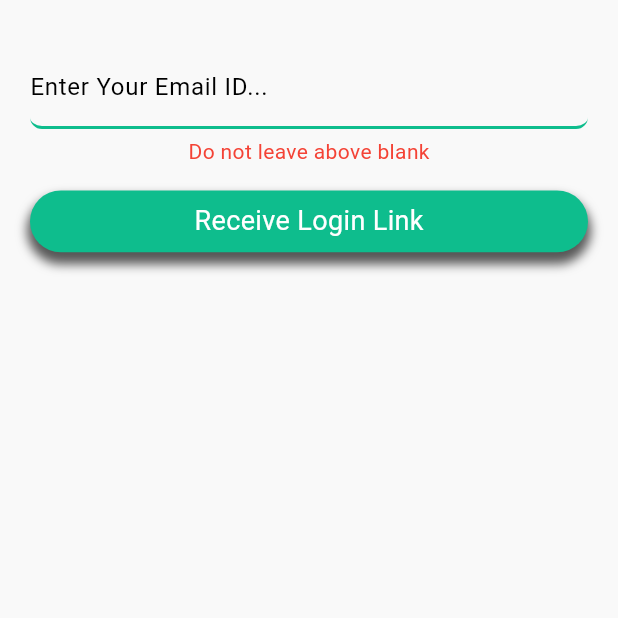
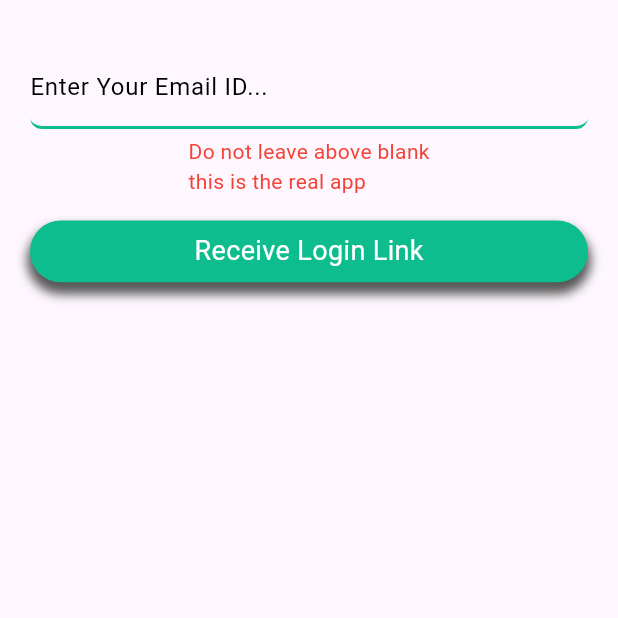
Before and after one commit to JackitudilinksG/cisf-app, a Flutter app: the screen it shows after launch, on a phone screen of 412 x 824 dp, the top half of it. Run offline on Flutter 3.47's test engine with Material 3 defaults, Android fonts, the phone set to English and light mode, and no system bars; our stand-ins replace geolocator, supabase_flutter; missing offline and left inert: flutter_barcode_scanner, mobile_scanner; accounts and stored records are empty; Roboto replaces fonts that are missing (Readex Pro).

Commit message:
isolated pages and tested each, the demo app works but the main app doesnt work yet

```diff
--- a/cisf-app-folder/lib/home.dart
+++ b/cisf-app-folder/lib/home.dart
@@ -55,12 +55,6 @@ class _MyHomePageState extends State<MyHomePage> {
 
   @override
   Widget build(BuildContext context) {
-    // This method is rerun every time setState is called, for instance as done
-    // by the _incrementCounter method above.
-    //
-    // The Flutter framework has been optimized to make rerunning build methods
-    // fast, so that you can just rebuild anything that needs updating rather
-    // than having to individually change instances of widgets.
     return Scaffold(
 
       body: SafeArea(
--- a/cisf-app-folder/lib/main.dart
+++ b/cisf-app-folder/lib/main.dart
@@ -5,61 +5,39 @@ import 'package:flutter_supabase_test/home.dart';
 import 'package:supabase_flutter/supabase_flutter.dart';
 
 void main() async {
-
   await Supabase.initialize(
     url: 'https://aurbkjxpkigrffqylkce.supabase.co',
     anonKey: 'eyJhbGciOiJIUzI1NiIsInR5cCI6IkpXVCJ9.eyJpc3MiOiJzdXBhYmFzZSIsInJlZiI6ImF1cmJranhwa2lncmZmcXlsa2NlIiwicm9sZSI6ImFub24iLCJpYXQiOjE3MDcxMDY1NjUsImV4cCI6MjAyMjY4MjU2NX0.R9-GNk7fI_1c-uX0zfKg6aHsgIUftSu_uVGjWzQSXgw',
   );
   runApp(const MyApp());
 }
-
 final SupabaseClient client = Supabase.instance.client;
 
-class MyApp extends StatelessWidget {
+class MyApp extends StatefulWidget {
   const MyApp({super.key});
 
-  // This widget is the root of your application.
   @override
-  Widget build(BuildContext context) {
-    return MaterialApp(
-      title: 'CISF',
-      theme: ThemeData(
-        // This is the theme of your application.
-        colorScheme: ColorScheme.fromSeed(seedColor: Colors.deepPurple),
-        useMaterial3: true,
-        scaffoldBackgroundColor: const Color(0xFFF9F9F9)
-      ),
-      home: const MyLoginPage(title: 'CISF TEST RUNS'),
-    );
-  }
+  // ignore: library_private_types_in_public_api
+  _MyAppState createState() => _MyAppState();
 }
 
-class MyLoginPage extends StatefulWidget {
-  const MyLoginPage({
-    super.key,
-    required this.title,
-  });
-
-  final String title;
+class _MyAppState extends State<MyApp> {
+  final _emailcontroller = TextEditingController();
+  late String emailId;
 
   @override
-  State<MyLoginPage> createState() => _MyLoginPageState();
+  void initState() {
+    super.initState();
   }
-
-class _MyLoginPageState extends State<MyLoginPage> {
-  final _emailcontroller = TextEditingController();
-  @override
-  void dispose() {
-    _emailcontroller.dispose();
-    super.dispose();
-  }
-
-  late String emailId;
 
   @override
   Widget build(BuildContext context) {
 
-    return Scaffold(
+    return MaterialApp(
+      home: Builder(
+        builder: (context) => Center(
+
+          child: Scaffold(
             body: SafeArea(
               top: false,
               child: Padding(
@@ -101,7 +79,7 @@ class _MyLoginPageState extends State<MyLoginPage> {
                     const Padding(
                       padding: EdgeInsetsDirectional.fromSTEB(0, 5, 0, 0),
                       child: Text(
-                'Do not leave above blank',
+                        'Do not leave above blank\nthis is the real app',
                         style: TextStyle(color: Colors.red),
                       )
                     ),
@@ -111,6 +89,7 @@ class _MyLoginPageState extends State<MyLoginPage> {
                         onTap: () async {
                           //emailValidate();
                           try {
+                            // ignore: unnecessary_null_comparison
                             if (emailId == null) {
                               throw Exception("Email is not provided.");
                             }
@@ -163,17 +142,9 @@ class _MyLoginPageState extends State<MyLoginPage> {
                 ),
               )
             ),
+          )
+        )
+      )
     );
   }
-
-  Widget ?emailValidate() {
-    if(emailId == Null){
-      return const Text(
-        'Email is required',
-        style: TextStyle(color: Colors.red),
-      );
-    } else {
-
 }
-  }
-}
--- a/cisf-app-folder/pubspec.yaml
+++ b/cisf-app-folder/pubspec.yaml
@@ -41,7 +41,6 @@ dependencies:
   geocoding: ^2.1.1
 
   flutter_barcode_scanner: ^2.0.0
-  qr_code_scanner: ^1.0.1
 
 dev_dependencies:
   flutter_test:
```
Also changed, not shown: cisf-app-folder/lib/reg_trees.dart (+28 -9 lines), cisf-app-folder/lib/scanner.dart (+35 -75 lines), cisf-app-folder/pubspec.lock, 2 other files. Lines whose indentation alone changed are shown as unchanged.
